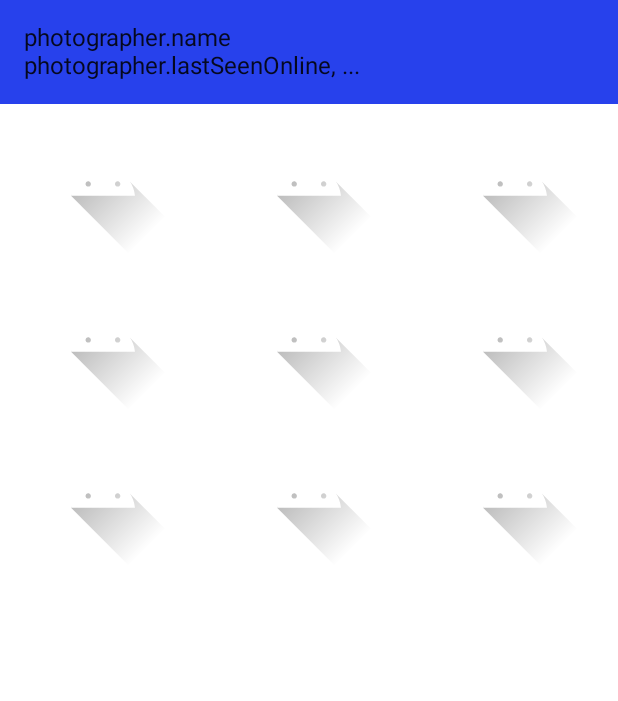
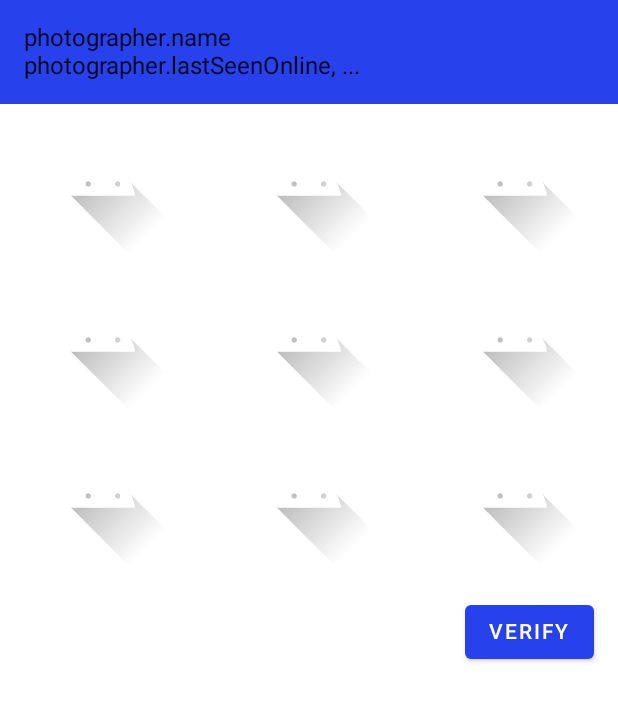
Before and after one commit to davelogan/ToTheMoon, an Android app built with Jetpack Compose: the screen it shows after launch (MainActivity), on a phone screen of 412 x 824 dp. Shown: the top 701 px of the screen. Run offline under Robolectric (Android 15) with nearby library versions, the phone set to English and light mode, and no system bars.

Commit message:
updating verify button

```diff
--- a/app/src/main/java/com/wt/hackathon/tothemoon/ui/Captcha.kt
+++ b/app/src/main/java/com/wt/hackathon/tothemoon/ui/Captcha.kt
@@ -23,11 +23,14 @@ import androidx.compose.foundation.layout.*
 import androidx.compose.foundation.lazy.GridCells
 import androidx.compose.foundation.lazy.LazyVerticalGrid
 import androidx.compose.foundation.shape.RoundedCornerShape
+import androidx.compose.material.Button
+import androidx.compose.material.ButtonDefaults
 import androidx.compose.material.Text
 import androidx.compose.runtime.Composable
 import androidx.compose.ui.Alignment
 import androidx.compose.ui.Modifier
 import androidx.compose.ui.draw.clip
+import androidx.compose.ui.graphics.Color
 import androidx.compose.ui.layout.ContentScale
 import androidx.compose.ui.res.painterResource
 import androidx.compose.ui.tooling.preview.Preview
@@ -50,6 +53,12 @@ fun Captcha() {
         Row {
             Grid()
         }
+
+        Row(
+            modifier = Modifier.align(Alignment.End)
+        ) {
+            ButtonVerify()
+        }
     }
 }
 
@@ -58,7 +67,10 @@ fun Captcha() {
 fun Header() {
     Row(
         verticalAlignment = Alignment.CenterVertically,
-        modifier = Modifier.background(blue100).fillMaxWidth().padding(16.dp),
+        modifier = Modifier
+            .background(blue100)
+            .fillMaxWidth()
+            .padding(16.dp),
     ) {
         Column {
             Text("photographer.name")
@@ -94,6 +106,20 @@ fun Grid() {
     }
 }
 
+@Composable
+fun ButtonVerify() {
+    Button(
+        onClick = { /* Do something! */ },
+        colors = ButtonDefaults.textButtonColors(
+            backgroundColor = blue100,
+            contentColor = Color.White
+        ),
+        modifier = Modifier.padding(16.dp)
+    ) {
+        Text("VERIFY")
+    }
+}
+
 @ExperimentalFoundationApi
 @Preview
 @Composable
```
